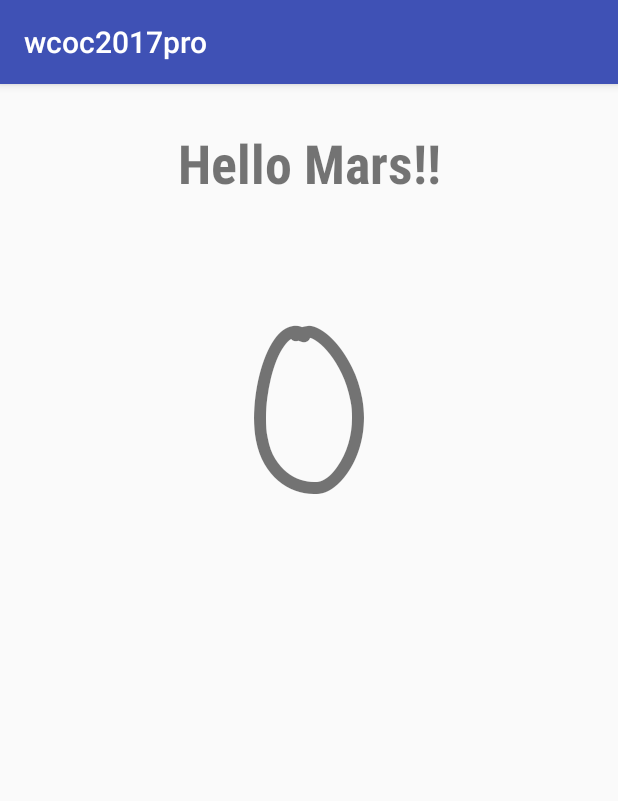
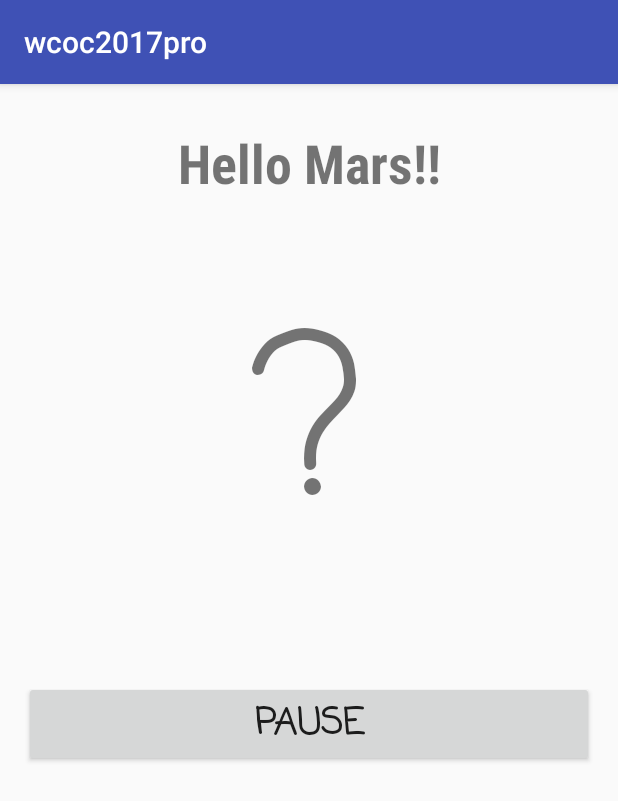
Before and after one commit to kirozhao/wcoc2017pro, an Android app: the screen it shows after launch (MainActivity), on a phone screen of 412 x 824 dp. Shown: the top 801 px of the screen. Run offline under Robolectric (Android 15) with nearby library versions, the phone set to English and light mode, and no system bars; libraries missing offline, so code that uses them is left out: com.tencent.mars; 9 statements that could not run were skipped.

Commit message:
minimize code

```diff
--- a/app/build.gradle
+++ b/app/build.gradle
@@ -23,8 +23,8 @@ dependencies {
     compile fileTree(dir: 'libs', include: ['*.jar'])
     compile 'com.android.support:appcompat-v7:25.0.1'
 
-    compile 'com.tencent.mars:mars-core:1.1.0'
-    compile 'com.tencent.mars:mars-wrapper:1.1.0'
+    compile 'com.tencent.mars:mars-core:1.1.1'
+    compile 'com.tencent.mars:mars-wrapper:1.1.1'
 
     compile 'com.google.code.gson:gson:2.2.4'
 }
--- a/app/src/main/java/wechat/wcoc2017pro/MainActivity.java
+++ b/app/src/main/java/wechat/wcoc2017pro/MainActivity.java
@@ -3,6 +3,7 @@ package wechat.wcoc2017pro;
 import android.os.Bundle;
 import android.support.v7.app.AppCompatActivity;
 import android.view.View;
+import android.widget.Button;
 import android.widget.TextView;
 
 import com.tencent.mars.sample.wrapper.remote.MarsServiceProxy;
@@ -16,8 +17,9 @@ public class MainActivity extends AppCompatActivity {
     public static final int UPDATE_COUNT_CMD_ID = 100;
     private TextView visitTextView;
     private TextView bannerTextView;
+    private Button startStopButton;
+    private boolean isPause = false;
 
-    private HelloTask task = new HelloTask();
 
     @Override
     protected void onCreate(Bundle savedInstanceState) {
@@ -26,6 +28,17 @@ public class MainActivity extends AppCompatActivity {
 
         visitTextView = (TextView) findViewById(R.id.text_visit);
         bannerTextView = (TextView) findViewById(R.id.text_banner);
+        startStopButton = (Button) findViewById(R.id.btn_start_stop);
+        startStopButton.setText(isPause ? "START": "PAUSE");
+        startStopButton.setOnClickListener(new Button.OnClickListener() {
+            @Override
+            public void onClick(View view) {
+                isPause = !isPause;
+                startStopButton.setText(isPause ? "START": "PAUSE");
+            }
+        });
+
+        final HelloTask task = new HelloTask();
         bannerTextView.setClickable(true);
         bannerTextView.setOnClickListener(new View.OnClickListener() {
             @Override
@@ -54,6 +67,9 @@ public class MainActivity extends AppCompatActivity {
                     @Override
                     public void run() {
                         try {
+                            if (isPause) {
+                                return;
+                            }
                             final String visitCount = new String(pushMessage.buffer, "utf-8");
                             visitTextView.setText(visitCount);
 
@@ -67,6 +83,20 @@ public class MainActivity extends AppCompatActivity {
     }
 
     @Override
+    protected void onPause() {
+        super.onPause();
+
+        // MarsServiceProxy.setForegroundMode(true);
+    }
+
+    @Override
+    protected void onResume() {
+        super.onResume();
+
+        // MarsServiceProxy.setForegroundMode(false);
+    }
+
+    @Override
     protected void onDestroy() {
         MarsServiceProxy.setOnPushMessageListener(UPDATE_COUNT_CMD_ID, null);
         super.onDestroy();
--- a/app/src/main/res/layout/activity_main.xml
+++ b/app/src/main/res/layout/activity_main.xml
@@ -28,10 +28,23 @@
         android:layout_height="wrap_content"
         android:id="@+id/text_visit"
         android:textSize="150sp"
-        android:text="0"
         android:fontFamily="casual"
         android:textAlignment="center"
         android:layout_below="@+id/text_banner"
         android:layout_alignParentLeft="true"
-        android:layout_marginTop="42dp" />
+        android:layout_marginTop="42dp"
+        android:text="\?" />
+
+    <Button
+        android:text="START"
+        android:layout_width="match_parent"
+        android:layout_height="wrap_content"
+        android:layout_below="@+id/text_visit"
+        android:layout_marginTop="51dp"
+        android:id="@+id/btn_start_stop"
+        android:layout_alignParentLeft="true"
+        android:layout_alignParentRight="true"
+        android:fontFamily="casual"
+        android:textSize="24sp"
+        android:textStyle="normal|bold" />
 </RelativeLayout>
```
